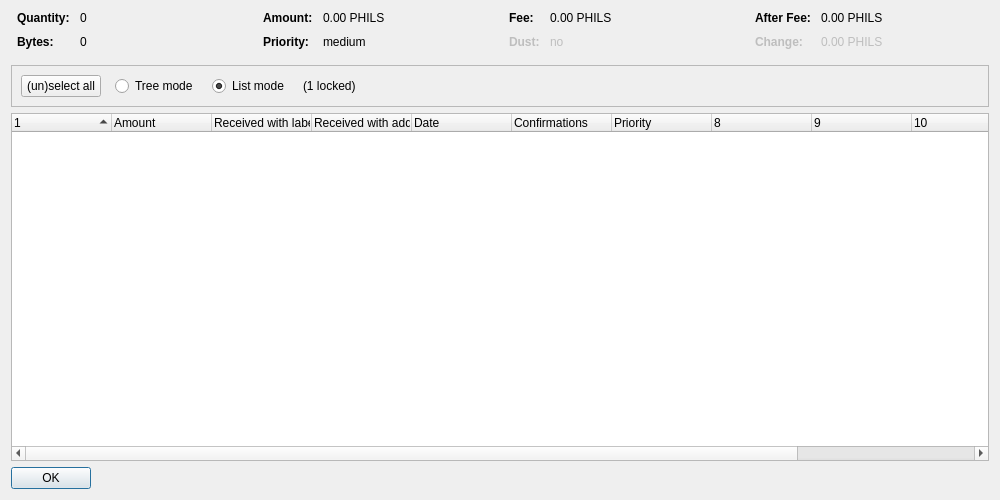
Qt form src/qt/forms/coincontroldialog.ui (philscurrency/philscurrency) before a commit.
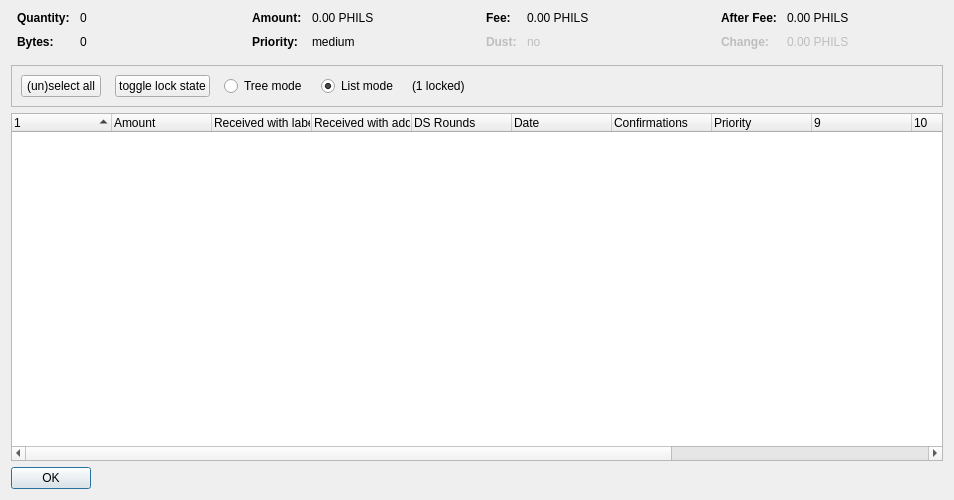
The same form after that commit. Custom widgets are drawn as their Qt base class.

Patch:
```diff
--- a/src/qt/forms/coincontroldialog.ui
+++ b/src/qt/forms/coincontroldialog.ui
@@ -6,7 +6,7 @@
    <rect>
     <x>0</x>
     <y>0</y>
-    <width>1000</width>
+    <width>954</width>
     <height>500</height>
    </rect>
   </property>
@@ -348,7 +348,7 @@
      </property>
      <layout class="QHBoxLayout" name="horizontalLayout">
       <item>
-       <layout class="QHBoxLayout" name="horizontalLayoutPanel" stretch="0,0,0,0,0">
+       <layout class="QHBoxLayout" name="horizontalLayoutPanel" stretch="0,0,0,0,0,0">
         <property name="spacing">
          <number>14</number>
         </property>
@@ -368,6 +368,22 @@
           </property>
          </widget>
         </item>
+        <item>
+         <widget class="QPushButton" name="pushButtonToggleLock">
+          <property name="sizePolicy">
+           <sizepolicy hsizetype="Maximum" vsizetype="Fixed">
+            <horstretch>0</horstretch>
+            <verstretch>0</verstretch>
+           </sizepolicy>
+          </property>
+          <property name="text">
+           <string>toggle lock state</string>
+          </property>
+          <property name="autoDefault">
+           <bool>false</bool>
+          </property>
+         </widget>
+        </item>
         <item>
          <widget class="QRadioButton" name="radioTreeMode">
           <property name="sizePolicy">
@@ -431,7 +447,7 @@
       <bool>false</bool>
      </property>
      <property name="columnCount">
-      <number>12</number>
+      <number>13</number>
      </property>
      <attribute name="headerShowSortIndicator" stdset="0">
       <bool>true</bool>
@@ -459,6 +475,11 @@
        <string>Received with address</string>
       </property>
      </column>
+     <column>
+      <property name="text">
+       <string>DS Rounds</string>
+      </property>
+     </column>
      <column>
       <property name="text">
        <string>Date</string>
```
Left out of the diff: 6 changed lines with no effect on the pictures.
